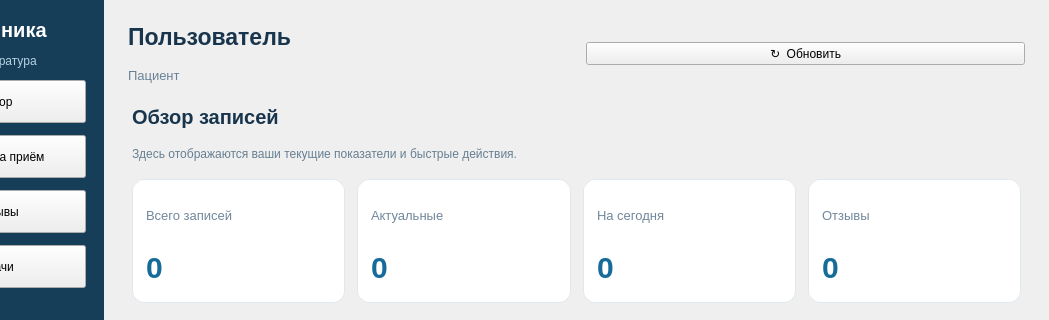
bxtlezy/ClinicBot, file ui/main.ui: the form before one commit; both pictures show x 131 to 1180 and y 0 to 320 of the 1180 by 775 pixel window.
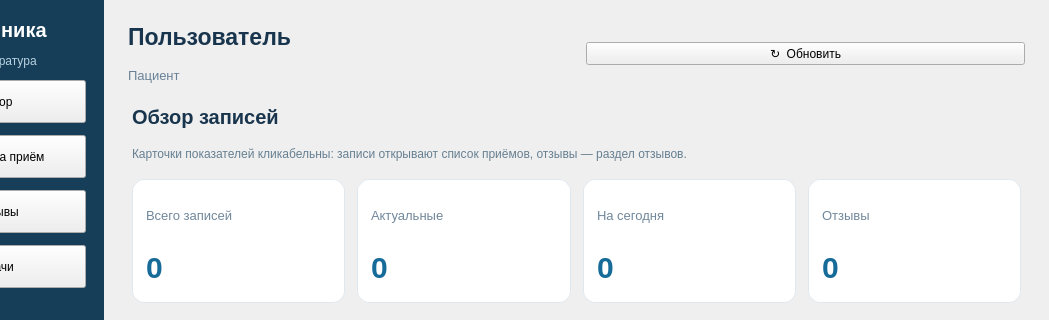
The form after the commit.

Patch:
```diff
--- a/ui/main.ui
+++ b/ui/main.ui
@@ -271,7 +271,7 @@
                     <item>
                       <widget class="QLabel" name="overviewHint">
                         <property name="text">
-                          <string>Здесь отображаются ваши текущие показатели и быстрые действия.</string>
+                          <string>Карточки показателей кликабельны: записи открывают список приёмов, отзывы — раздел отзывов.</string>
                         </property>
                         <property name="styleSheet">
                           <string>color: #667F91;</string>
```
